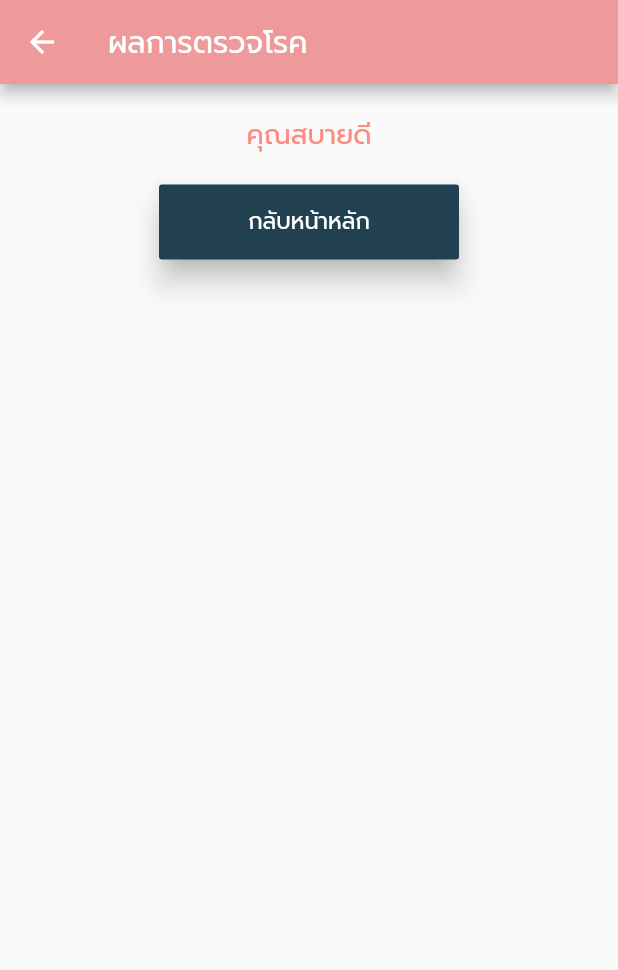
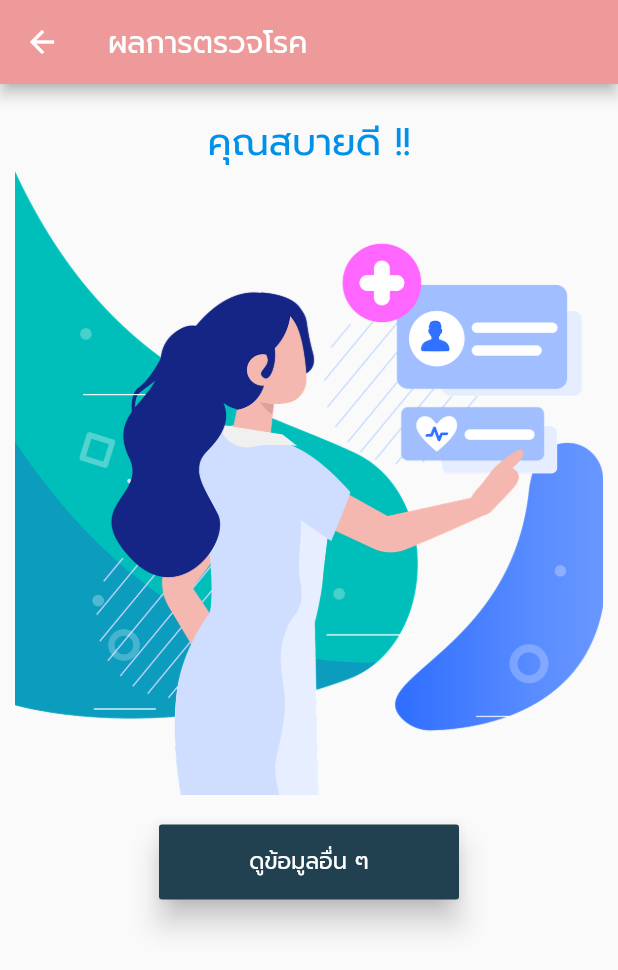
Before and after one commit to Issaraporn99/Application_R-U-Lady, a Flutter app: the ShowResult2 screen opened directly, on a phone screen of 412 x 824 dp. Shown: the top 970 px of the screen. Run offline on Flutter 3.47's test engine with Material 2 defaults, Android fonts, the phone set to English and light mode, and no system bars; our stand-ins replace carousel_slider, dio, flutter_html, google_nav_bar, line_icons, pull_to_refresh and 1 more; accounts and stored records are empty; network calls fail; project files that could hold a hidden picture were left out.

```diff
--- a/lib/screen/check/showResult2.dart
+++ b/lib/screen/check/showResult2.dart
@@ -1,6 +1,7 @@
 import 'package:dio/dio.dart';
 import 'package:doctorpurin/main.dart';
 import 'package:doctorpurin/screen/disease/disease_info.dart';
+import 'package:doctorpurin/utility/my_style.dart';
 import 'package:flutter/material.dart';
 
 class ShowResult2 extends StatefulWidget {
@@ -29,14 +30,15 @@ class _ShowResult2State extends State<ShowResult2> {
                 Align(
                   alignment: Alignment.center,
                   child: Text(
-                    "คุณสบายดี",
+                    "คุณสบายดี !!",
                     style: TextStyle(
-                      color: Colors.redAccent[100],
+                      color: Colors.lightBlueAccent[700],
                       fontFamily: 'Prompt',
-                      fontSize: 18.0,
+                      fontSize: 25.0,
                     ),
                   ),
                 ),
+                MyStyle().rr(),
                 button(),
               ],
             ),
@@ -70,7 +72,7 @@ class _ShowResult2State extends State<ShowResult2> {
               color: Color(0xFF214151),
               elevation: 8,
               child: Text(
-                'กลับหน้าหลัก',
+                'ดูข้อมูลอื่น ๆ',
                 style: TextStyle(
                   color: Colors.white,
                   fontSize: 15.0,
--- a/lib/utility/my_style.dart
+++ b/lib/utility/my_style.dart
@@ -64,6 +64,13 @@ class MyStyle {
     );
   }
 
+  Container rr() {
+    return Container(
+      width: 400.0,
+      child: Image.asset('images/rr.png'),
+    );
+  }
+
   Widget showProgress() {
     return Center(
       child: CircularProgressIndicator(),
```
Also changed, not shown: lib/screen/check/showGroup.dart (+78 -4 lines), lib/screen/check/showSym.dart (+35 -11 lines), images/rr.png (added).
